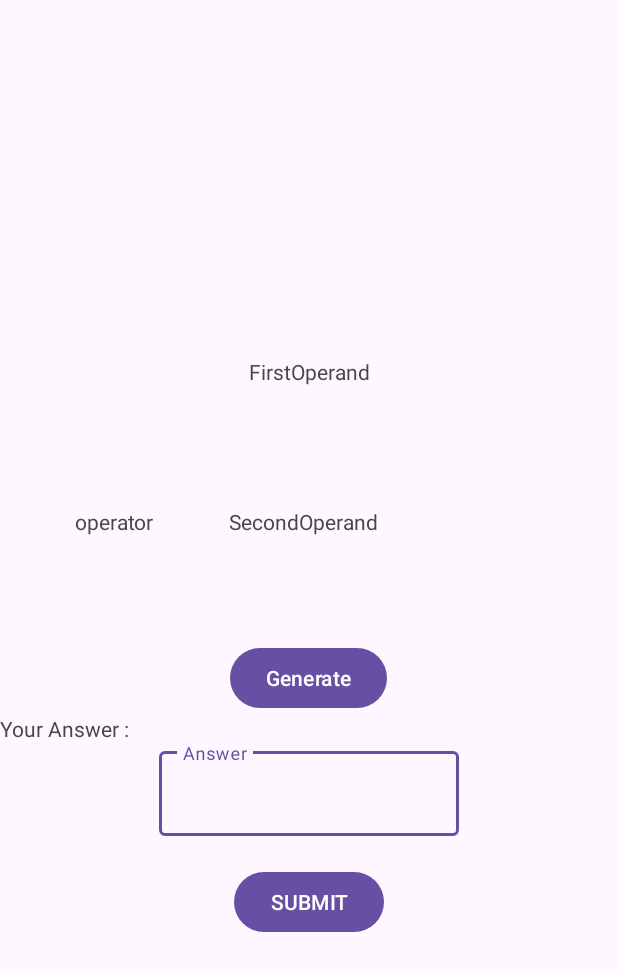
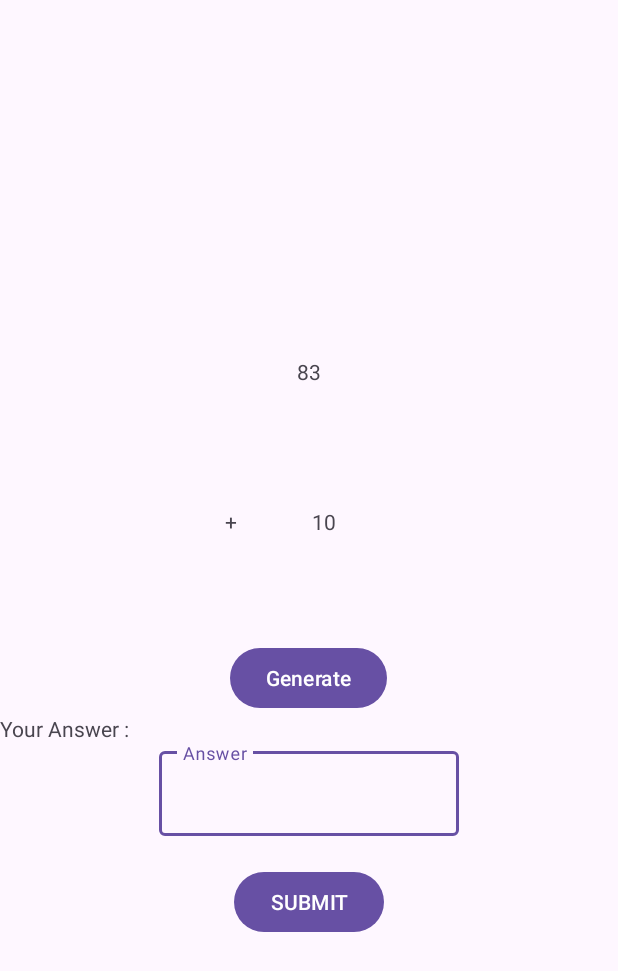
Before and after one commit to nirbhay221/CAS-CS-501--Flash-Card-Application, an Android app: the MainActivity2 screen opened directly, with no data from a screen before it, after a tap on "Generate", on a phone screen of 412 x 824 dp. Shown: the top 971 px of the screen. Run offline under Robolectric (Android 15) with nearby library versions, the phone set to English and light mode, and no system bars.

Commit message:
Calculation Page Activity

```diff
--- a/app/src/main/java/com/example/calculatorflashcardapp/MainActivity2.kt
+++ b/app/src/main/java/com/example/calculatorflashcardapp/MainActivity2.kt
@@ -3,14 +3,75 @@ package com.example.calculatorflashcardapp
 import androidx.appcompat.app.AppCompatActivity
 import android.os.Bundle
 import android.widget.Button
+import android.widget.TextView
+import android.widget.Toast
+import com.google.android.material.textfield.TextInputEditText
+import kotlin.random.Random
 
 class MainActivity2 : AppCompatActivity() {
     override fun onCreate(savedInstanceState: Bundle?) {
         super.onCreate(savedInstanceState)
         setContentView(R.layout.activity_main2)
+
         var generateButton = findViewById<Button>(R.id.generateId)
+        var operandId = findViewById<TextView>(R.id.operandId)
+        var operand2Id = findViewById<TextView>(R.id.secondoperandId)
+        var operatorId= findViewById<TextView>(R.id.operatorId)
+        var answerId = findViewById<TextInputEditText>(R.id.answerId)
+        var submitId = findViewById<Button>(R.id.answerSubmitId)
+        var score = 0
+        var totalProblems = 0
+
         generateButton.setOnClickListener {
 
+            totalProblems = 10
+            var operand1 = (1..99).random()
+            operandId.text = operand1.toString()
+            var operand2 = (1..20).random()
+            operand2Id.text = operand2.toString()
+            var operator = if (Random.nextBoolean()) "+" else "-"
+            operatorId.text = operator
+            Toast.makeText(this, "$operator", Toast.LENGTH_LONG).show()
+
+            totalProblems--
+
+        }
+
+        submitId.setOnClickListener {
+
+
+
+            val operand1 = operandId.text.toString().toInt()
+            val operand2 = operand2Id.text.toString().toInt()
+            val operator = operatorId.text.toString()
+
+            val correctAnswer = if (operator == "+") operand1 + operand2 else operand1 - operand2
+            val userAnswerText = answerId.text.toString()
+
+            if (userAnswerText.isBlank()) {
+                Toast.makeText(this, "Enter a value for the result", Toast.LENGTH_LONG).show()
+            } else {
+                val userAnswer = userAnswerText.toIntOrNull()
+                if (userAnswer != null && userAnswer == correctAnswer) {
+                    score++
+                }
+            }
+
+            if (totalProblems == 0) {
+                Toast.makeText(this, "Score: ${score}", Toast.LENGTH_LONG).show()
+            }
+            if (totalProblems > 0) {
+                var operand1 = (1..99).random()
+                operandId.text = operand1.toString()
+                var operand2 = (1..20).random()
+                operand2Id.text = operand2.toString()
+                var operator = if (Random.nextBoolean()) "+" else "-"
+                operatorId.text = operator
+                Toast.makeText(this, "$operator", Toast.LENGTH_LONG).show()
+
+                totalProblems--
+            }
         }
     }
+
 }
--- a/app/src/main/res/layout/activity_main2.xml
+++ b/app/src/main/res/layout/activity_main2.xml
@@ -34,17 +34,18 @@
 
             <TextView
 
-                android:layout_marginLeft="50dp"
-                android:id="@+id/operand2Id"
+                android:layout_marginLeft="150dp"
+                android:id="@+id/operatorId"
                 android:layout_width="wrap_content"
-                android:layout_height="100dp"
+                android:layout_height="50dp"
                 android:gravity="center"
                 android:text="@string/operator" />
 
             <TextView
-                android:layout_marginLeft="50dp"
+                android:id="@+id/secondoperandId"
                 android:layout_width="wrap_content"
                 android:layout_height="100dp"
+                android:layout_marginLeft="50dp"
                 android:gravity="center"
                 android:text="@string/secondoperand" />
         </LinearLayout>
```
